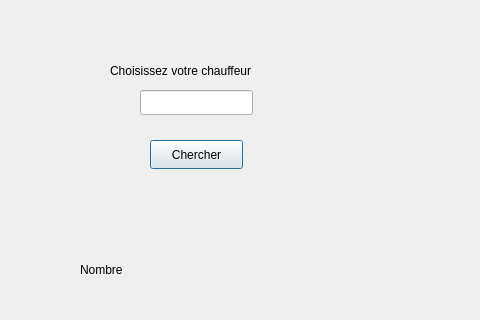
Above: SmartOrderManager/admin_interface.ui from nassimlnd/SmartOrderManager before the change; both pictures show x 240 to 720 and y 0 to 320 of the 965 by 533 pixel window. Below: the same form after it.
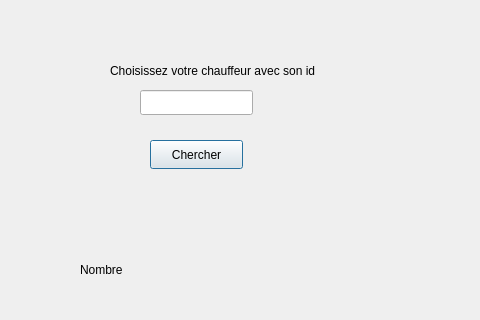
That is the form after the change.

Diff of the .ui file:
```diff
--- a/SmartOrderManager/admin_interface.ui
+++ b/SmartOrderManager/admin_interface.ui
@@ -18,12 +18,12 @@
     <rect>
      <x>350</x>
      <y>40</y>
-     <width>191</width>
+     <width>261</width>
      <height>61</height>
     </rect>
    </property>
    <property name="text">
-    <string>Choisissez votre chauffeur</string>
+    <string>Choisissez votre chauffeur avec son id</string>
    </property>
   </widget>
   <widget class="QLineEdit" name="lineEdit">
```
Left out of the diff: 2 changed lines with no effect on the pictures.
